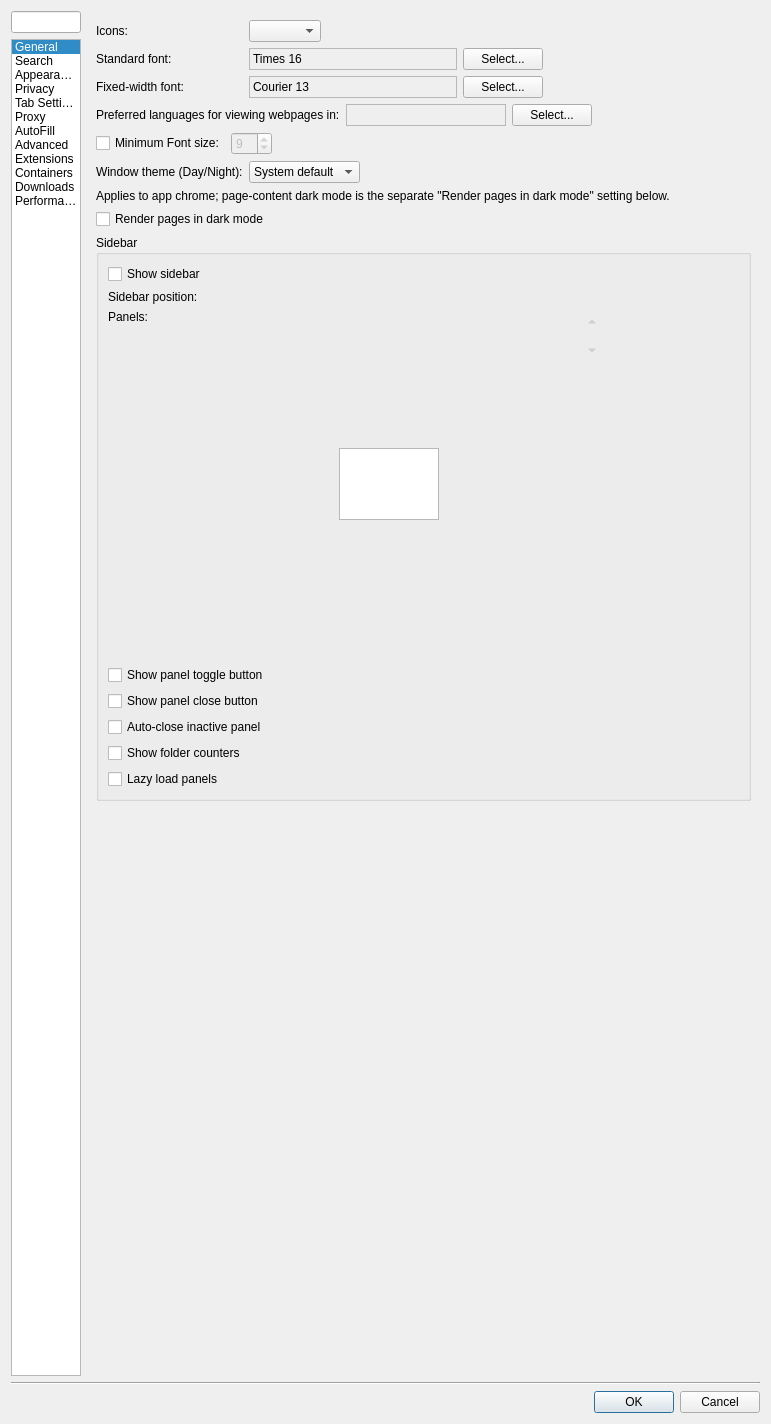
Qt form src/settings.ui (IT-Space-2026/arktos) before a commit.
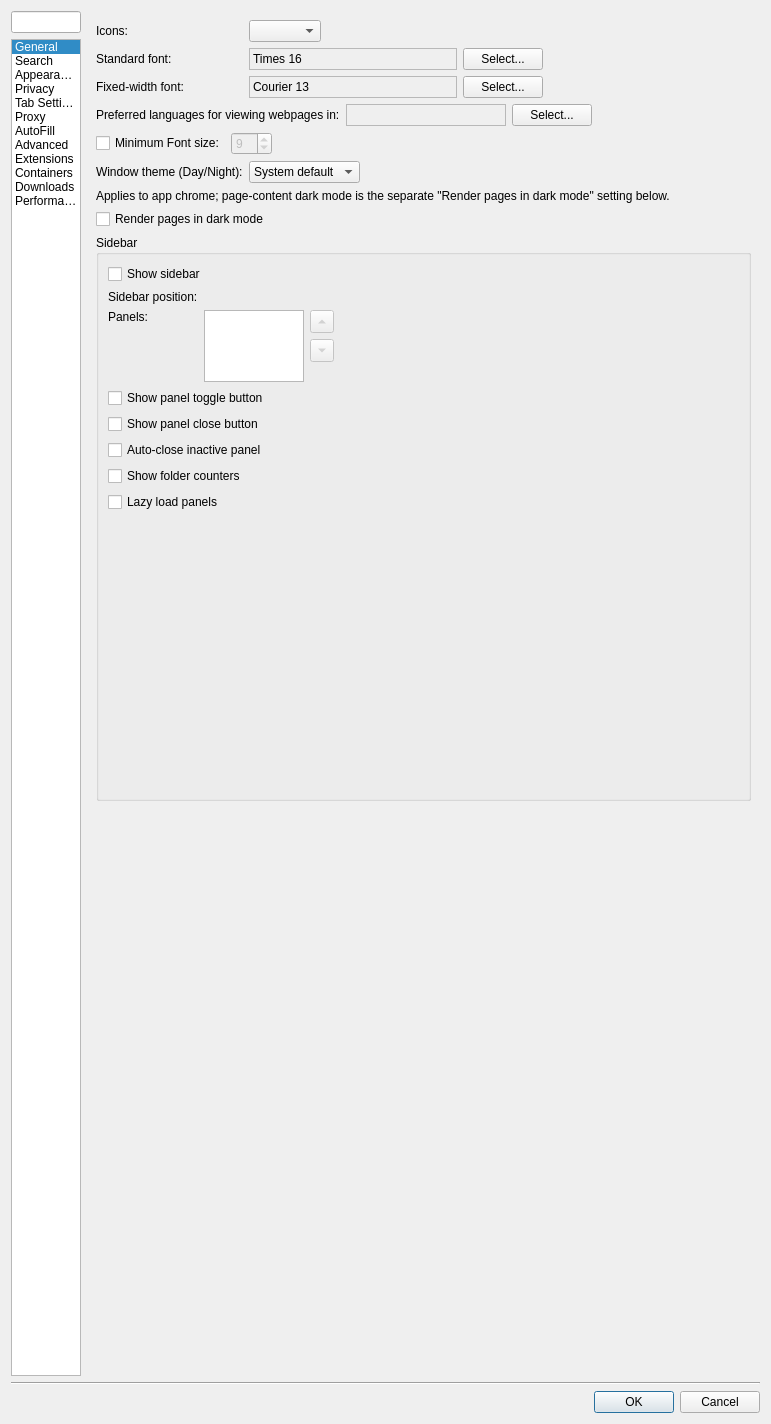
The same form after that commit. The open tabs and pages were chosen to show the change. Custom widgets are drawn as their Qt base class.

Commit message: SIDE10: fix floating panels list + invisible reorder buttons in Preferences

Diff of the .ui file:
```diff
--- a/src/settings.ui
+++ b/src/settings.ui
@@ -1530,8 +1530,21 @@
               </property>
              </widget>
             </item>
-            <item>
+            <item alignment="Qt::AlignTop">
+             <widget class="QWidget" name="sidebarPanelOrderButtons">
              <layout class="QVBoxLayout" name="sidebarPanelOrderLayout">
+               <property name="leftMargin">
+                <number>0</number>
+               </property>
+               <property name="topMargin">
+                <number>0</number>
+               </property>
+               <property name="rightMargin">
+                <number>0</number>
+               </property>
+               <property name="bottomMargin">
+                <number>0</number>
+               </property>
               <item>
                <widget class="QToolButton" name="sidebarPanelUpButton">
                 <property name="enabled">
@@ -1546,9 +1559,6 @@
                 <property name="arrowType">
                  <enum>Qt::UpArrow</enum>
                 </property>
-                <property name="autoRaise">
-                 <bool>true</bool>
-                </property>
                </widget>
               </item>
               <item>
@@ -1565,25 +1575,23 @@
                 <property name="arrowType">
                  <enum>Qt::DownArrow</enum>
                 </property>
-                <property name="autoRaise">
-                 <bool>true</bool>
-                </property>
+               </widget>
+              </item>
+              </layout>
                </widget>
               </item>
               <item>
-               <spacer name="sidebarPanelOrderSpacer">
+             <spacer name="sidebarPanelsRowStretch">
                 <property name="orientation">
-                 <enum>Qt::Vertical</enum>
+               <enum>Qt::Horizontal</enum>
                 </property>
                 <property name="sizeHint" stdset="0">
                  <size>
-                  <width>20</width>
-                  <height>0</height>
+                <width>40</width>
+                <height>20</height>
                  </size>
                 </property>
                </spacer>
-              </item>
-             </layout>
             </item>
            </layout>
           </item>
@@ -1637,6 +1645,19 @@
             </property>
            </widget>
           </item>
+          <item row="8" column="0" colspan="3">
+           <spacer name="sidebarBottomStretch">
+            <property name="orientation">
+             <enum>Qt::Vertical</enum>
+            </property>
+            <property name="sizeHint" stdset="0">
+             <size>
+              <width>20</width>
+              <height>0</height>
+             </size>
+            </property>
+           </spacer>
+          </item>
          </layout>
         </widget>
        </item>
```
Lines whose indentation alone changed are shown as unchanged. The commit also changes 5 other files.
